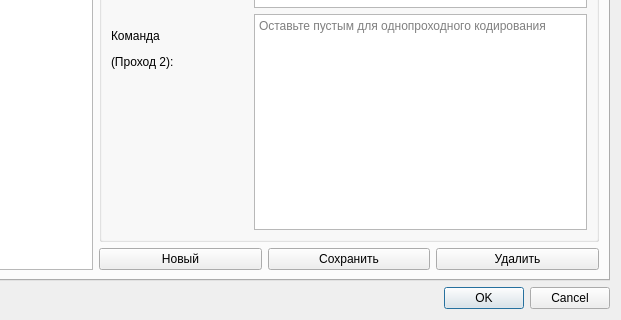
This is ui/settingsdialog.ui in IceHoles/DubbingTool as Qt 5 draws it before an edit; both pictures show x 129 to 750 and y 341 to 661 of the 750 by 661 pixel window. The edited form follows.
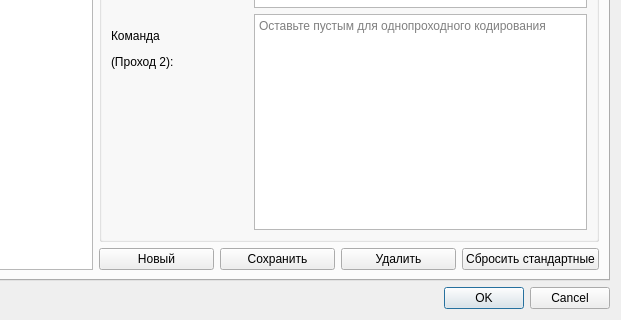
This is the edited form. The open tabs and pages were chosen to show the change.

Commit message: feat: 320 kbps audio, preset parser fixes, and UX enhancements for manual tabs (iteration 1)

```diff
--- a/ui/settingsdialog.ui
+++ b/ui/settingsdialog.ui
@@ -394,6 +394,16 @@
              </property>
             </widget>
            </item>
+           <item>
+            <widget class="QPushButton" name="resetRenderPresetsButton">
+             <property name="toolTip">
+              <string>Восстановить стандартные пресеты (NVIDIA, CPU, INTEL) с сохранением пользовательских пресетов.</string>
+             </property>
+             <property name="text">
+              <string>Сбросить стандартные</string>
+             </property>
+            </widget>
+           </item>
           </layout>
          </item>
         </layout>
```
The commit also changes 16 other files.
